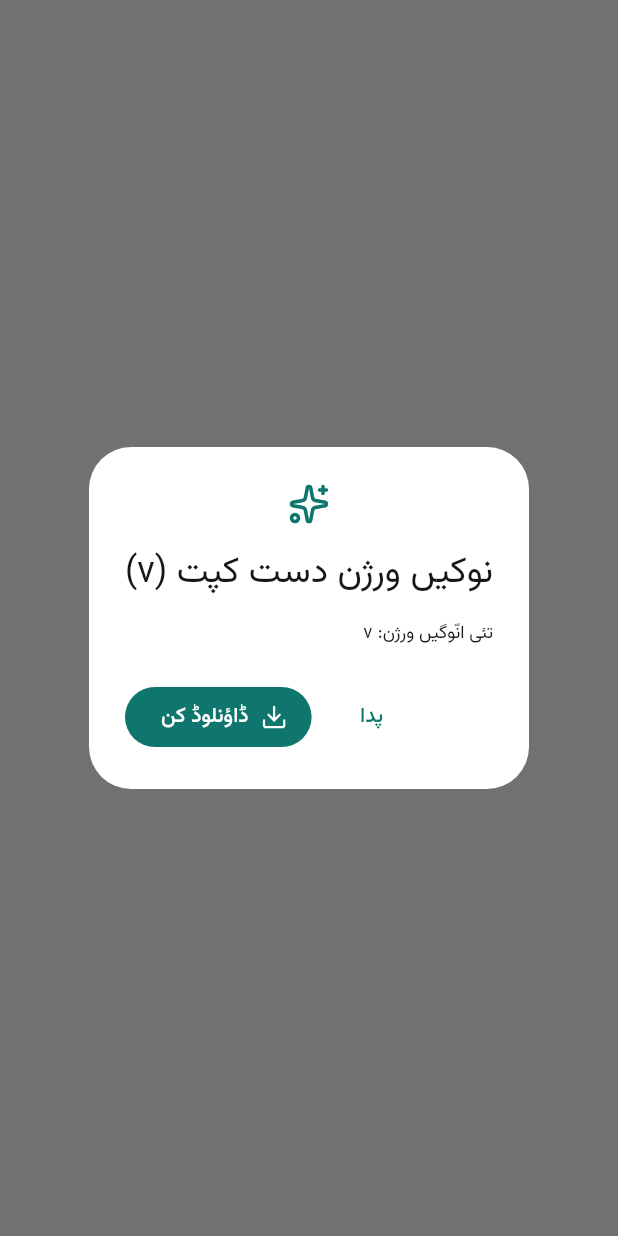
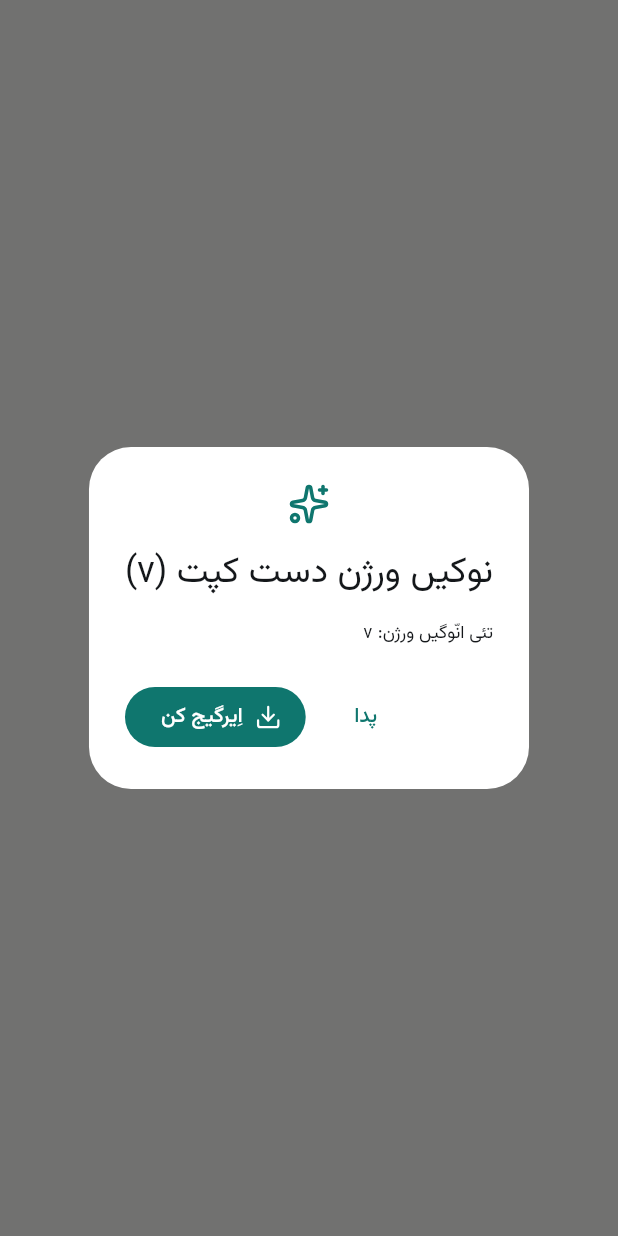
Before and after one commit to mo4wez/sayadganj, a Flutter app: what showAppUpdateDialog() shows on an empty page, opened directly with empty values, on a phone screen of 412 x 824 dp. Run offline on Flutter 3.47's test engine with Material 3 defaults, Android fonts, the phone set to English and light mode, and no system bars; our stand-ins replace carousel_slider, flutter_animate, flutter_local_notifications, flutter_riverpod, google_nav_bar, lucide_icons_flutter and 6 more; accounts and stored records are empty; network calls fail.

Commit message:
fix(ui-text): fix balochi texts typo

```diff
--- a/lib/features/settings/presentation/settings_screen.dart
+++ b/lib/features/settings/presentation/settings_screen.dart
@@ -301,7 +301,9 @@ class SettingsScreen extends ConsumerWidget {
                                 .errorMessage;
                             ScaffoldMessenger.of(context).showSnackBar(
                               SnackBar(
-                                content: Text(err ?? 'تئی ایپ گڈّی ورژن اِنت'),
+                                content: Text(
+                                  err ?? 'تئی پریام گڈّی ورژن اِنت',
+                                ),
                                 behavior: SnackBarBehavior.floating,
                               ),
                             );
--- a/lib/features/updates/presentation/update_widgets.dart
+++ b/lib/features/updates/presentation/update_widgets.dart
@@ -54,7 +54,7 @@ Future<void> showAppUpdateDialog(BuildContext context, AppUpdateInfo info) {
             launchUpdateDownload(info);
           },
           icon: const Icon(LucideIcons.download, size: 18),
-          label: const Text('ڈاؤنلوڈ کن'),
+          label: const Text('اِیرگیج کن'),
         ),
       ],
     ),
@@ -103,7 +103,7 @@ class UpdateAvailableBanner extends ConsumerWidget {
                       ),
                     ),
                     Text(
-                      'ڈاؤنلوڈ کنگ ءِ ھاترا ٹپّ بہ جن',
+                      'اِیرگیج کنگ ءِ ھاترا ٹپّ بہ جن',
                       style: theme.textTheme.bodySmall?.copyWith(
                         color: colorScheme.onPrimaryContainer.withValues(
                           alpha: 0.85,
```
